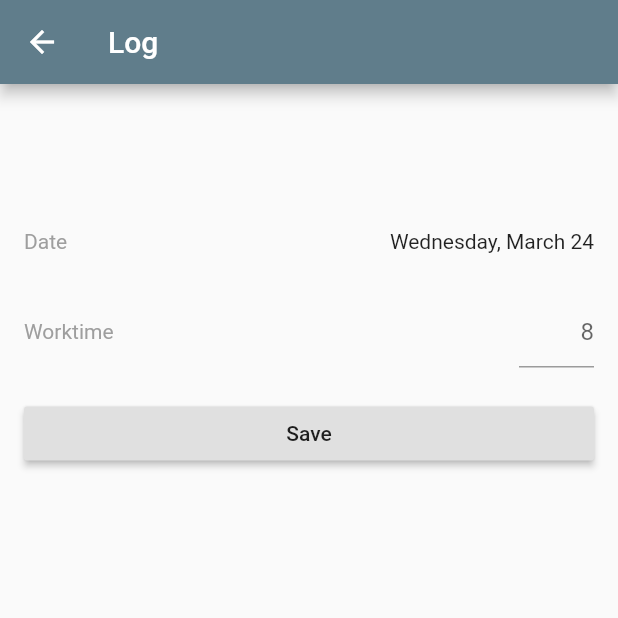
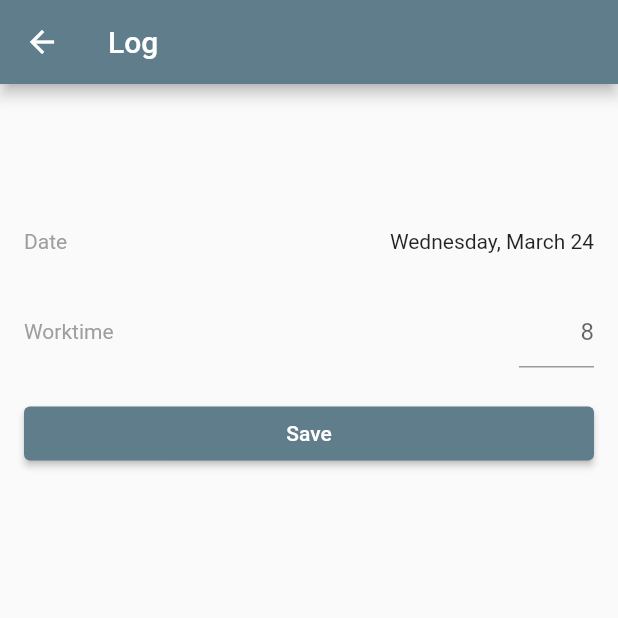
Before and after one commit to jaklia/pm_flutter, a Flutter app: the IssueDetailsScreen screen opened directly with sample values from the repository, after a tap on "Log Worktime", on a phone screen of 412 x 824 dp, the top half of it. Run offline on Flutter 3.47's test engine with Material 2 defaults, Android fonts, the phone set to English and light mode, and no system bars; our stand-ins replace dio, rxdart; generated files the repository leaves out were written again; network calls fail.

Commit message:
deprecated things fixed

```diff
--- a/lib/screens/login_screen.dart
+++ b/lib/screens/login_screen.dart
@@ -60,7 +60,7 @@ class _LoginScreenState extends State<LoginScreen> {
             SizedBox(height: 16),
             Container(
               width: double.infinity,
-              child: RaisedButton(
+              child: ElevatedButton(
                 child: Text("Login"),
                 onPressed: onLogin,
               ),
@@ -83,7 +83,7 @@ class _LoginScreenState extends State<LoginScreen> {
             title: Text("Error"),
             content: Text("Please enter your name and password to login"),
             actions: <Widget>[
-              FlatButton(
+              TextButton(
                 child: Text("OK"),
                 onPressed: () {
                   Navigator.of(context).pop();
--- a/lib/screens/projects/issue_details.dart
+++ b/lib/screens/projects/issue_details.dart
@@ -20,24 +20,21 @@ class IssueDetailsScreen extends StatelessWidget {
           children: <Widget>[
             Text(
               _project.name,
-              style: Theme.of(context)
-                  .textTheme
-                  .body1
-                  .copyWith(color: Colors.grey),
+              style: Theme.of(context).textTheme.bodyText2.copyWith(color: Colors.grey),
             ),
             //Text(_issue.projectId.toString()),
             SizedBox(height: 10),
             Text(
               _issue.name,
-              style: Theme.of(context).textTheme.title,
+              style: Theme.of(context).textTheme.headline6,
             ),
             SizedBox(height: 20),
-            Text(_issue.description, style: Theme.of(context).textTheme.body1),
+            Text(_issue.description, style: Theme.of(context).textTheme.bodyText2),
             SizedBox(height: 20),
             // TODO:  maybe: show logs for this issue
             Container(
               width: double.infinity,
-              child: RaisedButton(
+              child: ElevatedButton(
                 child: Text("Log Worktime"),
                 onPressed: () => _openLogPage(context, _issue),
               ),
@@ -49,7 +46,7 @@ class IssueDetailsScreen extends StatelessWidget {
   }
 
   void _openLogPage(BuildContext context, Issue issue) {
-    Navigator.of(context).push(MaterialPageRoute(
-        builder: (context) => LogWorkTimeScreen(issue: issue)));
+    Navigator.of(context)
+        .push(MaterialPageRoute(builder: (context) => LogWorkTimeScreen(issue: issue)));
   }
 }
--- a/lib/screens/projects/log_worktime.dart
+++ b/lib/screens/projects/log_worktime.dart
@@ -59,7 +59,7 @@ class _LogWorkTimeScreenState extends State<LogWorkTimeScreen> {
             SizedBox(height: 20),
             Container(
               width: double.infinity,
-              child: RaisedButton(
+              child: ElevatedButton(
                 child: Text("Save"),
                 onPressed: () => _save(context),
               ),
@@ -80,10 +80,8 @@ class _LogWorkTimeScreenState extends State<LogWorkTimeScreen> {
         // ),
         SizedBox(height: 10),
         Text(
-          widget.worktime == null
-              ? widget.issue.name
-              : widget.worktime.issueName,
-          style: Theme.of(context).textTheme.title,
+          widget.worktime == null ? widget.issue.name : widget.worktime.issueName,
+          style: Theme.of(context).textTheme.headline6,
         ),
         SizedBox(height: 20),
         // Text(widget.issue.description,
@@ -102,14 +100,11 @@ class _LogWorkTimeScreenState extends State<LogWorkTimeScreen> {
           children: <Widget>[
             Text(
               'Date',
-              style: Theme.of(context)
-                  .textTheme
-                  .body1
-                  .copyWith(color: Colors.grey),
+              style: Theme.of(context).textTheme.bodyText2.copyWith(color: Colors.grey),
             ),
             Text(
               DateFormat.MMMMEEEEd().format(_date),
-              style: Theme.of(context).textTheme.body1,
+              style: Theme.of(context).textTheme.bodyText2,
             ),
           ],
         ),
@@ -123,7 +118,7 @@ class _LogWorkTimeScreenState extends State<LogWorkTimeScreen> {
       children: <Widget>[
         Text(
           'Worktime',
-          style: Theme.of(context).textTheme.body1.copyWith(color: Colors.grey),
+          style: Theme.of(context).textTheme.bodyText2.copyWith(color: Colors.grey),
         ),
         SizedBox(width: 120),
         Container(
```
Also changed, not shown: lib/main.dart (+5 -6 lines), lib/screens/home/home.dart (+4 -6 lines), lib/screens/projects/project_details.dart (+5 -7 lines).
